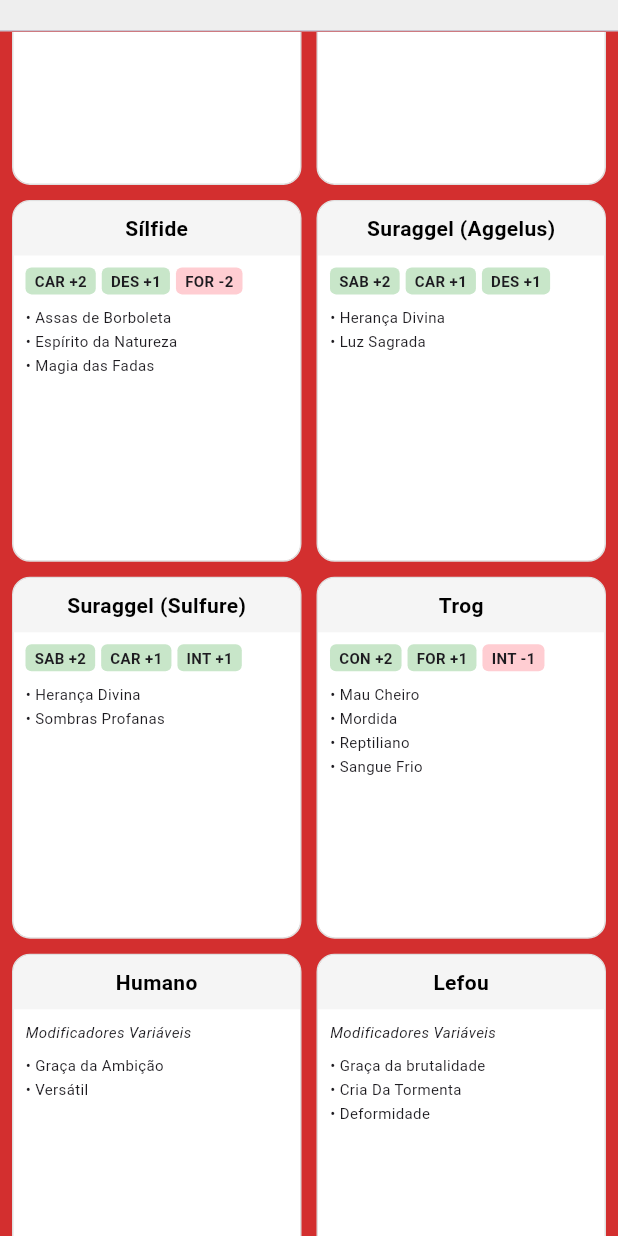
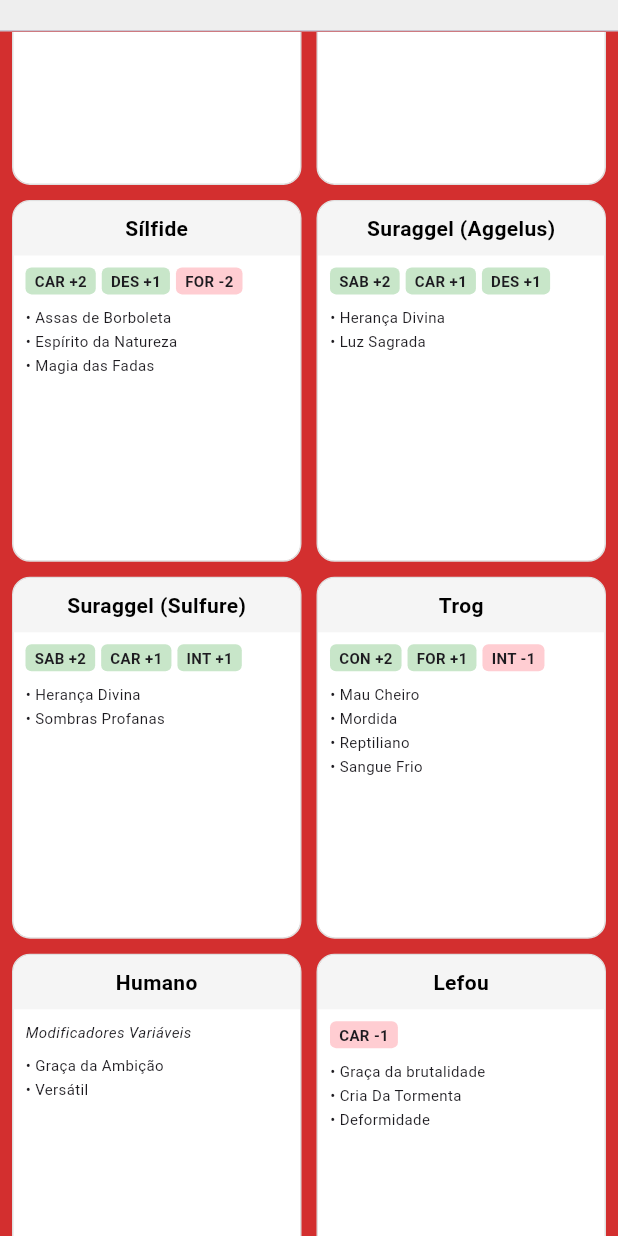
Before and after one commit to JohnThefive/Criador-de-personagem---Tormenta-20, a Flutter app: the PaginaSelecaoRaca widget shown alone on an empty page, opened directly with empty values, scrolled down 1152 dp, on a phone screen of 412 x 824 dp. Run offline on Flutter 3.47's test engine with Material 3 defaults, Android fonts, the phone set to English and light mode, and no system bars; our stand-ins replace flutter_bloc.

Commit message:
raças complexas adicionadas
raças onde se pode escolher os atributos foram adicionados, juntamente com um UI especifica para eles poderem escolher os atributos.

```diff
--- a/lib/domain/entities/raca.dart
+++ b/lib/domain/entities/raca.dart
@@ -11,10 +11,15 @@ class Raca {
   // Flags para raças que midufucam muitos atributos e habilidades compleas
   final bool ehFlexivel;
 
+  // raças que possuem penalidades complexas
+  final List<String> atributosBloqueados;
+
+
   const Raca({
     required this.nome,
     required this.modificadores,
     required this.habilidades,
     this.ehFlexivel = false,
+    this.atributosBloqueados = const [],
   });
 }
--- a/lib/domain/services/banco_racas.dart
+++ b/lib/domain/services/banco_racas.dart
@@ -85,28 +85,32 @@ class BancoDeRacas {
       nome: "Humano",
       modificadores: {},
       habilidades: ["Graça da Ambição", "Versátil"], // graça da ambição: +1 em 3 que escolher
-      ehFlexivel: true, // Flag para a UI saber que precisa abrir um seletor
+      ehFlexivel: true,
+      atributosBloqueados: [] // Flag para a UI saber que precisa abrir um seletor
     ),
 
     Raca(
       nome: "Lefou",
-      modificadores: {},
+      modificadores: {'CAR': -1},
       habilidades: ["Graça da brutalidade", "Cria Da Tormenta", "Deformidade"], //graça da brutalidade: +1 em 3 que escolher - carisma
-      ehFlexivel: true, // Flag para a UI saber que precisa abrir um seletor - carisma
+      ehFlexivel: true,
+      atributosBloqueados: ['CAR'] // Flag para a UI saber que precisa abrir um seletor - carisma
     ),
 
     Raca(
       nome: "Osteon",
       modificadores: {'COS': -1},
       habilidades: ["Armadura Óssea", "Memória Póstuma", "Natureza Esquelética", "Preço da Não Vida"],
-      ehFlexivel: true // +1 em 3 atributos diferentes (menos constituição)
+      ehFlexivel: true,// +1 em 3 atributos diferentes (menos constituição)
+      atributosBloqueados: ["COS"]
     ),
 
     Raca(
       nome: "Sereia/Tritão",
       modificadores: {},
       habilidades: ["Canção dos Mares", "Mestre do Tridente", "Transformação Anfíbia"],
-      ehFlexivel: true // +1 em 3 atributos diferentes
+      ehFlexivel: true, // +1 em 3 atributos diferentes
+      atributosBloqueados: [],
     ),
 
   ];
```
Also changed, not shown: lib/domain/entities/personagem.dart (+7 -4 lines), lib/presentation/controllers/personagem_cubit.dart (+37 -1 lines), lib/presentation/screens/pagina_racas.dart (+115 -8 lines).
